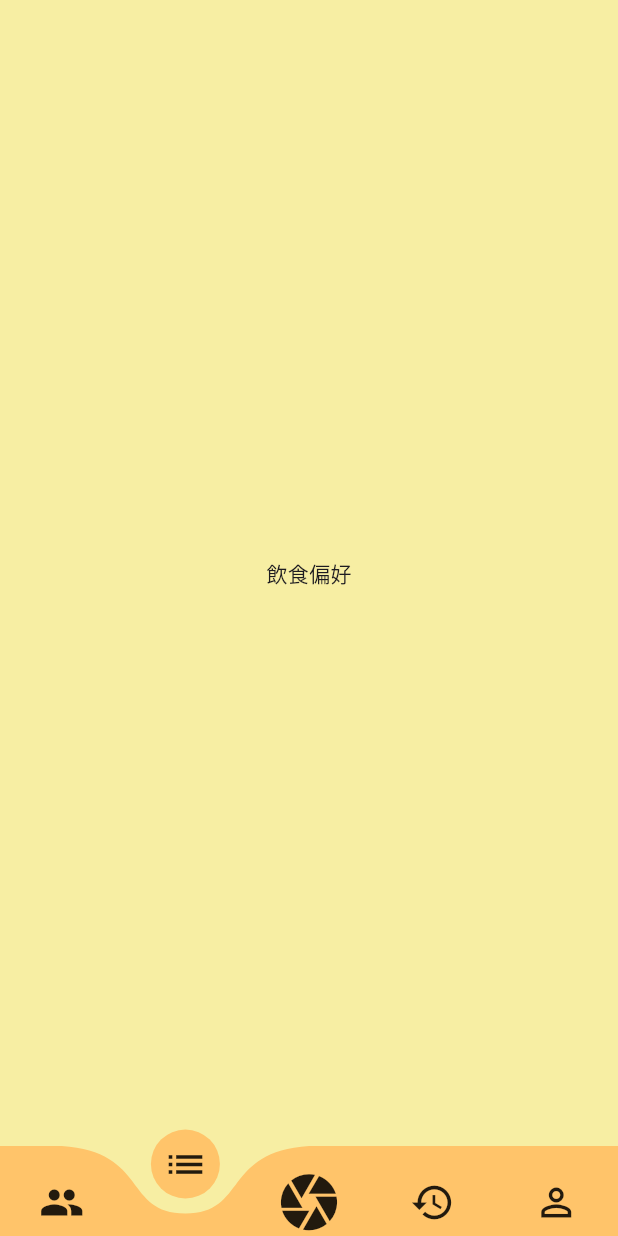
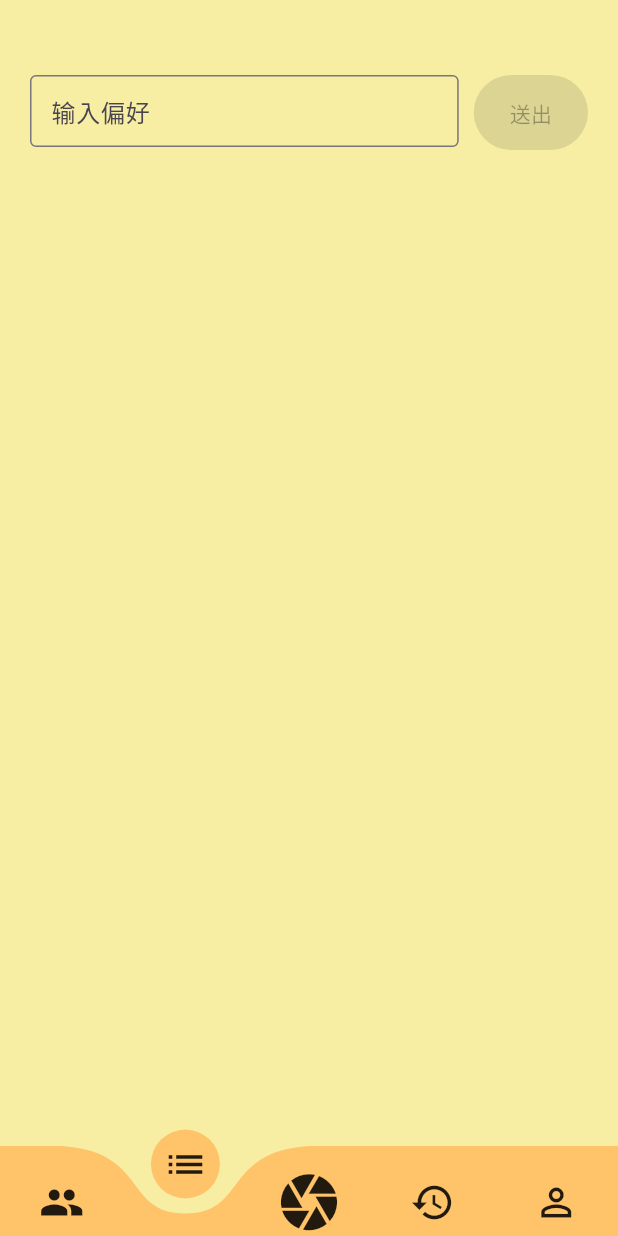
Before and after one commit to AaliyahWu/RecipeGPT, a Flutter app: the HomePage screen opened directly, item 2 of the bottom bar chosen, on a phone screen of 412 x 824 dp. Run offline on Flutter 3.47's test engine with Material 3 defaults, Android fonts, the phone set to English and light mode, and no system bars; our stand-ins replace camera, curved_navigation_bar, get, image_picker, permission_handler; missing offline and left inert: flutter_tflite, mysql1; project files that could hold a hidden picture were left out.

Commit message:
飲食偏好頁面

```diff
--- a/lib/homepage.dart
+++ b/lib/homepage.dart
@@ -17,34 +17,38 @@ class HomePage extends StatefulWidget {
 }
 
 class _BottomNavBarState extends State<HomePage> {
-  int _currentPageIndex = 2; // 默认选中第三个页面（索引从0开始）
+  int _currentPageIndex = 2;
   GlobalKey<CurvedNavigationBarState> _bottomNavigationKey = GlobalKey();
+
+  String userInput = '';
+  TextEditingController _controller = TextEditingController();
+  List<String> userInputList = [];
 
   @override
   Widget build(BuildContext context) {
     return Scaffold(
       bottomNavigationBar: CurvedNavigationBar(
         key: _bottomNavigationKey,
-        index: _currentPageIndex, // 初始位置
+        index: _currentPageIndex,
         height: 60.0,
         items: <Widget>[
           Icon(Icons.group, size: 30),
           Icon(Icons.list, size: 30),
           Icon(Icons.camera, size: 45),
           Icon(Icons.history, size: 30),
-          Icon(Icons.perm_identity, size: 30), // 按钮大小
+          Icon(Icons.perm_identity, size: 30),
         ],
-        color: Color.fromARGB(255, 255, 196, 106), // 下方整体颜色
+        color: Color.fromARGB(255, 255, 196, 106),
         buttonBackgroundColor: Color.fromARGB(255, 255, 196, 106),
         backgroundColor: Color.fromARGB(255, 247, 238, 163),
         animationCurve: Curves.easeInOut,
-        animationDuration: Duration(milliseconds: 350), // 改速度
+        animationDuration: Duration(milliseconds: 350),
         onTap: (index) {
           setState(() {
             _currentPageIndex = index;
           });
         },
-        letIndexChange: (index) => true, // 动画开关
+        letIndexChange: (index) => true,
       ),
       body: _buildBody(),
     );
@@ -53,27 +57,93 @@ class _BottomNavBarState extends State<HomePage> {
   Widget _buildBody() {
     switch (_currentPageIndex) {
       case 0:
-        // 第一个页面的内容
         return Container(
-          color: Color.fromARGB(255, 247, 238, 163), // 背景色
+          color: Color.fromARGB(255, 247, 238, 163),
           child: Center(
             child: Text('社群'),
           ),
         );
 
       case 1:
-        // 第二个页面的内容
         return Container(
-          color: Color.fromARGB(255, 247, 238, 163), // 背景色
+          color: Color.fromARGB(255, 247, 238, 163),
           child: Center(
-            child: Text('飲食偏好'),
+            child: Column(
+              mainAxisAlignment: MainAxisAlignment.start,
+              children: [
+                SizedBox(height: 50),
+                Padding(
+                  padding: EdgeInsets.symmetric(horizontal: 20.0),
+                  child: Row(
+                    children: [
+                      Expanded(
+                        child: Container(
+                          height: 50,
+                          child: TextFormField(
+                            controller: _controller,
+                            decoration: InputDecoration(
+                              hintText: '输入偏好',
+                              border: OutlineInputBorder(),
+                              contentPadding: EdgeInsets.symmetric(
+                                  vertical: 10, horizontal: 10),
+                            ),
+                            onChanged: (value) {
+                              setState(() {
+                                userInput = value;
+                              });
+                            },
+                          ),
+                        ),
+                      ),
+                      SizedBox(width: 10),
+                      Container(
+                        height: 50,
+                        child: ElevatedButton(
+                          onPressed: userInput.isNotEmpty
+                              ? () {
+                                  setState(() {
+                                    userInputList.add(userInput);
+                                    _controller.clear();
+                                    userInput = '';
+                                  });
+                                }
+                              : null,
+                          child: Text('送出'),
+                        ),
+                      ),
+                    ],
+                  ),
+                ),
+                SizedBox(height: 20),
+                Expanded(
+                  child: ListView.builder(
+                    itemCount: userInputList.length,
+                    itemBuilder: (context, index) {
+                      return ListTile(
+                        title: Text(
+                          userInputList[index],
+                          style: TextStyle(fontSize: 18.0),
+                        ),
+                        trailing: IconButton(
+                          icon: Icon(Icons.delete),
+                          onPressed: () {
+                            setState(() {
+                              userInputList.removeAt(index);
+                            });
+                          },
+                        ),
+                      );
+                    },
+                  ),
+                ),
+              ],
+            ),
           ),
         );
 
       case 2:
-        // 第三个页面的内容
         return Container(
-          color: Color.fromARGB(255, 247, 238, 163), // 背景色
+          color: Color.fromARGB(255, 247, 238, 163),
           child: Center(
             child: Column(
               mainAxisAlignment: MainAxisAlignment.center,
@@ -87,20 +157,17 @@ class _BottomNavBarState extends State<HomePage> {
                     );
                   },
                 ),
-                SizedBox(height: 20), // +间距
-
+                SizedBox(height: 20),
                 ElevatedButton(
                   child: Text('CameraView'),
                   onPressed: () {
                     Navigator.push(
                       context,
-                      //MaterialPageRoute(builder: (context) => CameraView()),
                       MaterialPageRoute(builder: (context) => PickImage()),
                     );
                   },
                 ),
-                SizedBox(height: 20), // +间距
-
+                SizedBox(height: 20),
                 ElevatedButton(
                   child: Text('MainButton'),
                   onPressed: () {
@@ -116,26 +183,22 @@ class _BottomNavBarState extends State<HomePage> {
         );
 
       case 3:
-        // 第四个页面的内容
         return Container(
-          color: Color.fromARGB(255, 247, 238, 163), // 背景色
+          color: Color.fromARGB(255, 247, 238, 163),
           child: Center(
             child: Text('歷史食譜'),
           ),
         );
 
       case 4:
-      // 第五个页面的内容
-      case 4:
-        // 第五个页面的内容
         return Scaffold(
-          backgroundColor: Color.fromARGB(255, 247, 238, 163), // 背景色
+          backgroundColor: Color.fromARGB(255, 247, 238, 163),
           body: Padding(
-            padding: const EdgeInsets.only(top: 50.0), // 向上移動 50 像素
+            padding: const EdgeInsets.only(top: 50.0),
             child: Center(
               child: Column(
                 mainAxisAlignment: MainAxisAlignment.center,
-                crossAxisAlignment: CrossAxisAlignment.start, // 將子元件靠左對齊
+                crossAxisAlignment: CrossAxisAlignment.start,
                 children: <Widget>[
                   Stack(
                     children: <Widget>[
@@ -143,12 +206,11 @@ class _BottomNavBarState extends State<HomePage> {
                         width: 150,
                         height: 150,
                         decoration: BoxDecoration(
-                          border: Border.all(
-                              color: Colors.black, width: 0.5), // 添加外框
+                          border: Border.all(color: Colors.black, width: 0.5),
                           shape: BoxShape.circle,
                           image: DecorationImage(
                             fit: BoxFit.fill,
-                            image: AssetImage('assets/images.png'), //
+                            image: AssetImage('assets/images.png'),
                           ),
                         ),
                         padding: const EdgeInsets.all(10),
@@ -157,9 +219,7 @@ class _BottomNavBarState extends State<HomePage> {
                         bottom: 0,
                         right: 0,
                         child: GestureDetector(
-                          onTap: () {
-                            // 上傳圖片
-                          },
+                          onTap: () {},
                           child: Container(
                             width: 30,
                             height: 30,
@@ -176,12 +236,12 @@ class _BottomNavBarState extends State<HomePage> {
                       ),
                     ],
                   ),
-                  SizedBox(height: 20), // +間距
+                  SizedBox(height: 20),
                   Text(
                     '用戶名稱: Bob\n性別: Man\n電子郵件: Bob@gmail.com',
                     textAlign: TextAlign.left,
                   ),
-                  SizedBox(height: 20), // +間距
+                  SizedBox(height: 20),
                   ElevatedButton(
                     child: Text('登出'),
                     onPressed: () {
```
